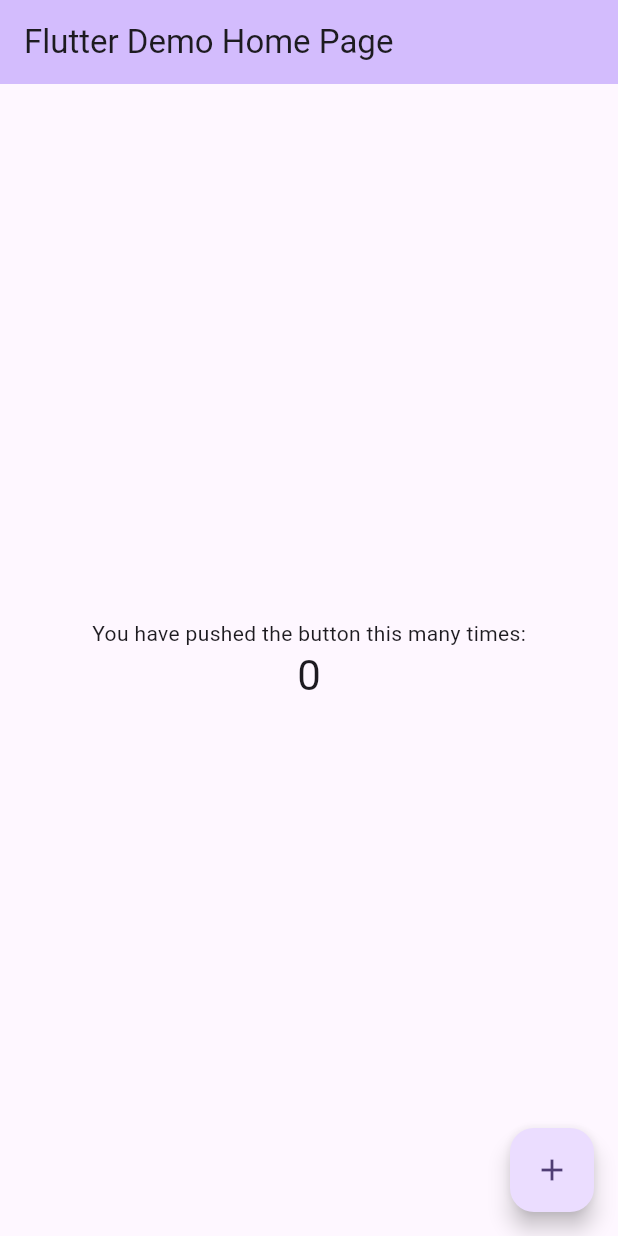
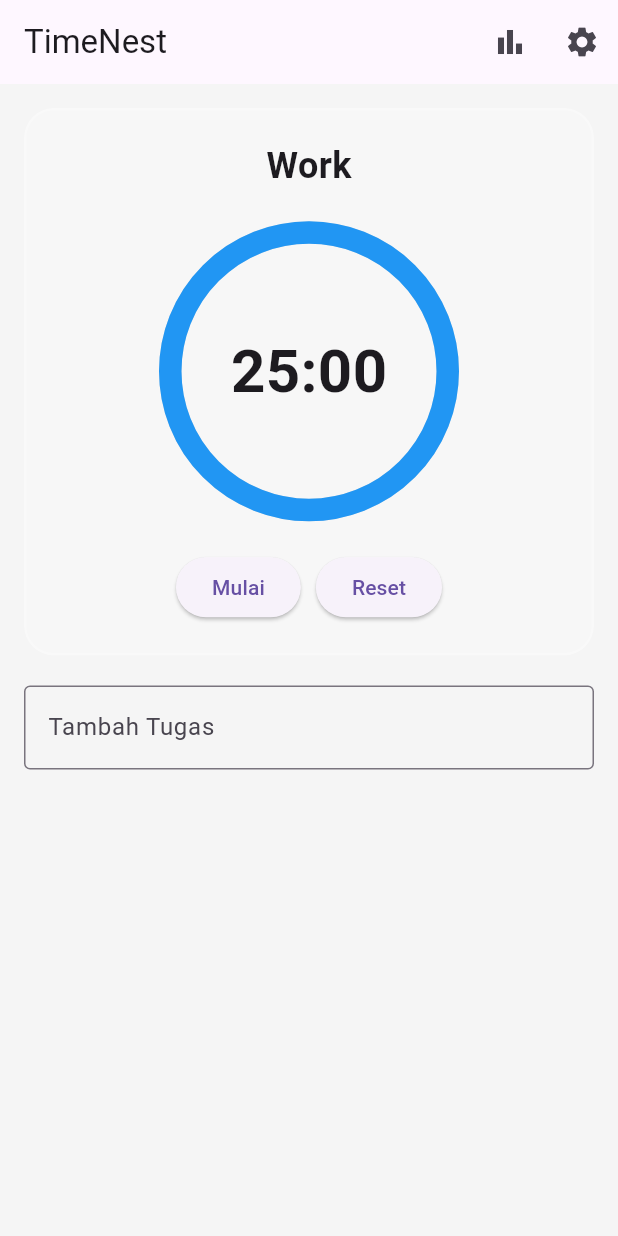
Before and after one commit to MuhammadDafaAlvin/timenest, a Flutter app: the screen it shows after launch, on a phone screen of 412 x 824 dp. Run offline on Flutter 3.47's test engine with Material 3 defaults, Android fonts, the phone set to English and light mode, and no system bars; drawn by our look-alikes of percent_indicator; our stand-ins replace fl_chart, flutter_local_notifications, shared_preferences; Roboto replaces fonts that are missing (Poppins).

Commit message:
feat(timer): add pomodoro timer functionality

```diff
--- a/lib/main.dart
+++ b/lib/main.dart
@@ -1,122 +1,35 @@
 import 'package:flutter/material.dart';
+import 'package:provider/provider.dart';
+import 'providers/timer_provider.dart';
+import 'screens/home_screen.dart';
+import 'screens/stats_screen.dart';
+import 'screens/settings_screen.dart';
 
 void main() {
-  runApp(const MyApp());
+  runApp(const TimeNestApp());
 }
 
-class MyApp extends StatelessWidget {
-  const MyApp({super.key});
+class TimeNestApp extends StatelessWidget {
+  const TimeNestApp({super.key});
 
-  // This widget is the root of your application.
   @override
   Widget build(BuildContext context) {
-    return MaterialApp(
-      title: 'Flutter Demo',
-      theme: ThemeData(
-        // This is the theme of your application.
-        //
-        // TRY THIS: Try running your application with "flutter run". You'll see
-        // the application has a purple toolbar. Then, without quitting the app,
-        // try changing the seedColor in the colorScheme below to Colors.green
-        // and then invoke "hot reload" (save your changes or press the "hot
-        // reload" button in a Flutter-supported IDE, or press "r" if you used
-        // the command line to start the app).
-        //
-        // Notice that the counter didn't reset back to zero; the application
-        // state is not lost during the reload. To reset the state, use hot
-        // restart instead.
-        //
-        // This works for code too, not just values: Most code changes can be
-        // tested with just a hot reload.
-        colorScheme: ColorScheme.fromSeed(seedColor: Colors.deepPurple),
+    return ChangeNotifierProvider(
+      create: (_) => TimerProvider(),
+      child: MaterialApp(
+        title: 'TimeNest',
+        theme: ThemeData(
+          primarySwatch: Colors.blue,
+          scaffoldBackgroundColor: Colors.grey[100],
+          fontFamily: 'Poppins',
+        ),
+        initialRoute: '/',
+        routes: {
+          '/': (context) => const HomeScreen(),
+          '/stats': (context) => const StatsScreen(),
+          '/settings': (context) => const SettingsScreen(),
+        },
       ),
-      home: const MyHomePage(title: 'Flutter Demo Home Page'),
     );
   }
 }
-
-class MyHomePage extends StatefulWidget {
-  const MyHomePage({super.key, required this.title});
-
-  // This widget is the home page of your application. It is stateful, meaning
-  // that it has a State object (defined below) that contains fields that affect
-  // how it looks.
-
-  // This class is the configuration for the state. It holds the values (in this
-  // case the title) provided by the parent (in this case the App widget) and
-  // used by the build method of the State. Fields in a Widget subclass are
-  // always marked "final".
-
-  final String title;
-
-  @override
-  State<MyHomePage> createState() => _MyHomePageState();
-}
-
-class _MyHomePageState extends State<MyHomePage> {
-  int _counter = 0;
-
-  void _incrementCounter() {
-    setState(() {
-      // This call to setState tells the Flutter framework that something has
-      // changed in this State, which causes it to rerun the build method below
-      // so that the display can reflect the updated values. If we changed
-      // _counter without calling setState(), then the build method would not be
-      // called again, and so nothing would appear to happen.
-      _counter++;
-    });
-  }
-
-  @override
-  Widget build(BuildContext context) {
-    // This method is rerun every time setState is called, for instance as done
-    // by the _incrementCounter method above.
-    //
-    // The Flutter framework has been optimized to make rerunning build methods
-    // fast, so that you can just rebuild anything that needs updating rather
-    // than having to individually change instances of widgets.
-    return Scaffold(
-      appBar: AppBar(
-        // TRY THIS: Try changing the color here to a specific color (to
-        // Colors.amber, perhaps?) and trigger a hot reload to see the AppBar
-        // change color while the other colors stay the same.
-        backgroundColor: Theme.of(context).colorScheme.inversePrimary,
-        // Here we take the value from the MyHomePage object that was created by
-        // the App.build method, and use it to set our appbar title.
-        title: Text(widget.title),
-      ),
-      body: Center(
-        // Center is a layout widget. It takes a single child and positions it
-        // in the middle of the parent.
-        child: Column(
-          // Column is also a layout widget. It takes a list of children and
-          // arranges them vertically. By default, it sizes itself to fit its
-          // children horizontally, and tries to be as tall as its parent.
-          //
-          // Column has various properties to control how it sizes itself and
-          // how it positions its children. Here we use mainAxisAlignment to
-          // center the children vertically; the main axis here is the vertical
-          // axis because Columns are vertical (the cross axis would be
-          // horizontal).
-          //
-          // TRY THIS: Invoke "debug painting" (choose the "Toggle Debug Paint"
-          // action in the IDE, or press "p" in the console), to see the
-          // wireframe for each widget.
-          mainAxisAlignment: MainAxisAlignment.center,
-          children: <Widget>[
-            const Text('You have pushed the button this many times:'),
-            Text(
-              '$_counter',
-              style: Theme.of(context).textTheme.headlineMedium,
-            ),
-          ],
-        ),
-      ),
-      floatingActionButton: FloatingActionButton(
-        onPressed: _incrementCounter,
-        tooltip: 'Increment',
-        child: const Icon(Icons.add),
-      ), // This trailing comma makes auto-formatting nicer for build methods.
-    );
-  }
-}
--- /dev/null
+++ b/lib/models/task.dart
@@ -0,0 +1,27 @@
+class Task {
+  String id;
+  String title;
+  int completedPomodoros;
+  DateTime date;
+
+  Task({
+    required this.id,
+    required this.title,
+    this.completedPomodoros = 0,
+    required this.date,
+  });
+
+  Map<String, dynamic> toJson() => {
+    'id': id,
+    'title': title,
+    'completedPomodoros': completedPomodoros,
+    'date': date.toIso8601String(),
+  };
+
+  factory Task.fromJson(Map<String, dynamic> json) => Task(
+    id: json['id'],
+    title: json['title'],
+    completedPomodoros: json['completedPomodoros'],
+    date: DateTime.parse(json['date']),
+  );
+}
--- /dev/null
+++ b/lib/providers/timer_provider.dart
@@ -0,0 +1,136 @@
+import 'dart:async';
+import 'package:flutter/material.dart';
+import 'package:shared_preferences/shared_preferences.dart';
+import 'package:flutter_local_notifications/flutter_local_notifications.dart';
+import '../models/task.dart';
+import 'dart:convert';
+
+class TimerProvider with ChangeNotifier {
+  int _workDuration = 25 * 60; // 25 menit dalam detik
+  int _shortBreak = 5 * 60; // 5 menit
+  int _longBreak = 15 * 60; // 15 menit
+  int _timeLeft = 25 * 60;
+  bool _isRunning = false;
+  String _currentMode = 'Work';
+  Timer? _timer;
+  List<Task> _tasks = [];
+  int _completedPomodorosToday = 0;
+
+  final FlutterLocalNotificationsPlugin _notificationsPlugin =
+      FlutterLocalNotificationsPlugin();
+
+  TimerProvider() {
+    _loadTasks();
+    _initNotifications();
+  }
+
+  int get timeLeft => _timeLeft;
+  bool get isRunning => _isRunning;
+  String get currentMode => _currentMode;
+  List<Task> get tasks => _tasks;
+  int get completedPomodorosToday => _completedPomodorosToday;
+
+  void startTimer() {
+    if (!_isRunning) {
+      _isRunning = true;
+      _timer = Timer.periodic(const Duration(seconds: 1), (timer) {
+        if (_timeLeft > 0) {
+          _timeLeft--;
+          notifyListeners();
+        } else {
+          _timer?.cancel();
+          _isRunning = false;
+          _notifySessionComplete();
+          _switchMode();
+        }
+      });
+      notifyListeners();
+    }
+  }
+
+  void pauseTimer() {
+    _timer?.cancel();
+    _isRunning = false;
+    notifyListeners();
+  }
+
+  void resetTimer() {
+    _timer?.cancel();
+    _isRunning = false;
+    _timeLeft =
+        _currentMode == 'Work'
+            ? _workDuration
+            : _currentMode == 'Short Break'
+            ? _shortBreak
+            : _longBreak;
+    notifyListeners();
+  }
+
+  void _switchMode() {
+    if (_currentMode == 'Work') {
+      _completedPomodorosToday++;
+      if (_tasks.isNotEmpty) {
+        _tasks[0].completedPomodoros++;
+        _saveTasks();
+      }
+      _currentMode =
+          _completedPomodorosToday % 4 == 0 ? 'Long Break' : 'Short Break';
+      _timeLeft = _currentMode == 'Long Break' ? _longBreak : _shortBreak;
+    } else {
+      _currentMode = 'Work';
+      _timeLeft = _workDuration;
+    }
+    notifyListeners();
+  }
+
+  void addTask(String title) {
+    _tasks.add(
+      Task(id: DateTime.now().toString(), title: title, date: DateTime.now()),
+    );
+    _saveTasks();
+    notifyListeners();
+  }
+
+  void _saveTasks() async {
+    final prefs = await SharedPreferences.getInstance();
+    final tasksJson = _tasks.map((task) => task.toJson()).toList();
+    await prefs.setString('tasks', json.encode(tasksJson));
+  }
+
+  void _loadTasks() async {
+    final prefs = await SharedPreferences.getInstance();
+    final tasksJson = prefs.getString('tasks');
+    if (tasksJson != null) {
+      final List<dynamic> tasksList = json.decode(tasksJson);
+      _tasks = tasksList.map((json) => Task.fromJson(json)).toList();
+      notifyListeners();
+    }
+  }
+
+  void _initNotifications() async {
+    const AndroidInitializationSettings initializationSettingsAndroid =
+        AndroidInitializationSettings('app_icon');
+    const InitializationSettings initializationSettings =
+        InitializationSettings(android: initializationSettingsAndroid);
+    await _notificationsPlugin.initialize(initializationSettings);
+  }
+
+  void _notifySessionComplete() async {
+    const AndroidNotificationDetails androidDetails =
+        AndroidNotificationDetails(
+          'timer_channel',
+          'Timer Notifications',
+          importance: Importance.max,
+          priority: Priority.high,
+        );
+    const NotificationDetails platformDetails = NotificationDetails(
+      android: androidDetails,
+    );
+    await _notificationsPlugin.show(
+      0,
+      'Sesi $_currentMode Selesai',
+      'Waktunya untuk ${_currentMode == 'Work' ? 'istirahat' : 'bekerja kembali'}!',
+      platformDetails,
+    );
+  }
+}
--- /dev/null
+++ b/lib/screens/home_screen.dart
@@ -0,0 +1,121 @@
+import 'package:flutter/material.dart';
+import 'package:provider/provider.dart';
+import 'package:percent_indicator/circular_percent_indicator.dart';
+import '../providers/timer_provider.dart';
+import '../widgets/glass_container.dart';
+import '../widgets/task_card.dart';
+
+class HomeScreen extends StatelessWidget {
+  const HomeScreen({super.key});
+
+  @override
+  Widget build(BuildContext context) {
+    final timerProvider = Provider.of<TimerProvider>(context);
+    final minutes = (timerProvider.timeLeft ~/ 60).toString().padLeft(2, '0');
+    final seconds = (timerProvider.timeLeft % 60).toString().padLeft(2, '0');
+
+    return Scaffold(
+      appBar: AppBar(
+        title: const Text('TimeNest'),
+        actions: [
+          IconButton(
+            icon: const Icon(Icons.bar_chart),
+            onPressed: () => Navigator.pushNamed(context, '/stats'),
+          ),
+          IconButton(
+            icon: const Icon(Icons.settings),
+            onPressed: () => Navigator.pushNamed(context, '/settings'),
+          ),
+        ],
+      ),
+      body: Padding(
+        padding: const EdgeInsets.all(16.0),
+        child: Column(
+          children: [
+            GlassContainer(
+              child: Padding(
+                padding: const EdgeInsets.all(20.0),
+                child: Column(
+                  children: [
+                    Text(
+                      timerProvider.currentMode,
+                      style: const TextStyle(
+                        fontSize: 24,
+                        fontWeight: FontWeight.bold,
+                      ),
+                    ),
+                    const SizedBox(height: 20),
+                    CircularPercentIndicator(
+                      radius: 100.0,
+                      lineWidth: 15.0,
+                      percent:
+                          timerProvider.timeLeft /
+                          (timerProvider.currentMode == 'Work'
+                              ? 25 * 60
+                              : timerProvider.currentMode == 'Short Break'
+                              ? 5 * 60
+                              : 15 * 60),
+                      center: Text(
+                        '$minutes:$seconds',
+                        style: const TextStyle(
+                          fontSize: 40,
+                          fontWeight: FontWeight.bold,
+                        ),
+                      ),
+                      progressColor: Colors.blue,
+                      backgroundColor: Colors.grey[300]!,
+                    ),
+                    const SizedBox(height: 20),
+                    Row(
+                      mainAxisAlignment: MainAxisAlignment.center,
+                      children: [
+                        ElevatedButton(
+                          onPressed:
+                              timerProvider.isRunning
+                                  ? timerProvider.pauseTimer
+                                  : timerProvider.startTimer,
+                          child: Text(
+                            timerProvider.isRunning ? 'Jeda' : 'Mulai',
+                          ),
+                        ),
+                        const SizedBox(width: 10),
+                        ElevatedButton(
+                          onPressed: timerProvider.resetTimer,
+                          child: const Text('Reset'),
+                        ),
+                      ],
+                    ),
+                  ],
+                ),
+              ),
+            ),
+            const SizedBox(height: 20),
+            TextField(
+              decoration: const InputDecoration(
+                labelText: 'Tambah Tugas',
+                border: OutlineInputBorder(),
+              ),
+              onSubmitted: (value) {
+                if (value.isNotEmpty) {
+                  timerProvider.addTask(value);
+                }
+              },
+            ),
+            const SizedBox(height: 20),
+            Expanded(
+              child: ListView.builder(
+                itemCount: timerProvider.tasks.length,
+                itemBuilder: (context, index) {
+                  return Padding(
+                    padding: const EdgeInsets.only(bottom: 10.0),
+                    child: TaskCard(task: timerProvider.tasks[index]),
+                  );
+                },
+              ),
+            ),
+          ],
+        ),
+      ),
+    );
+  }
+}
--- /dev/null
+++ b/lib/widgets/glass_container.dart
@@ -0,0 +1,38 @@
+import 'package:flutter/material.dart';
+import 'dart:ui';
+
+class GlassContainer extends StatelessWidget {
+  final Widget child;
+  final double borderRadius;
+  final double blur;
+  final double opacity;
+
+  const GlassContainer({
+    super.key,
+    required this.child,
+    this.borderRadius = 20,
+    this.blur = 10,
+    this.opacity = 0.2,
+  });
+
+  @override
+  Widget build(BuildContext context) {
+    return ClipRRect(
+      borderRadius: BorderRadius.circular(borderRadius),
+      child: BackdropFilter(
+        filter: ImageFilter.blur(sigmaX: blur, sigmaY: blur),
+        child: Container(
+          decoration: BoxDecoration(
+            color: Colors.white.withOpacity(opacity),
+            borderRadius: BorderRadius.circular(borderRadius),
+            border: Border.all(
+              color: Colors.white.withOpacity(0.3),
+              width: 1.5,
+            ),
+          ),
+          child: child,
+        ),
+      ),
+    );
+  }
+}
```
Also changed, not shown: lib/screens/settings_screen.dart (added, +20 -0 lines), lib/screens/stats_screen.dart (added, +58 -0 lines), lib/widgets/task_card.dart (added, +36 -0 lines), pubspec.yaml (+7 -5 lines), pubspec.lock, 1 other file.
